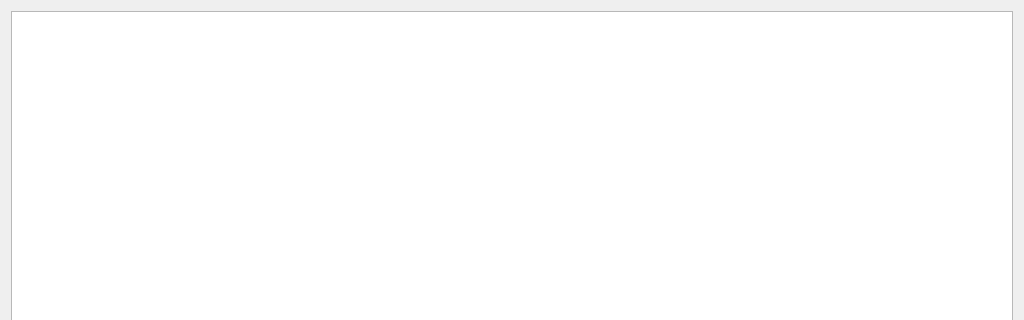
First picture: the form in renderedwindow.ui, repository Jamiroquai88/ITU, before the edit; both pictures show x 0 to 1024 and y 0 to 320 of the 1024 by 768 pixel window.
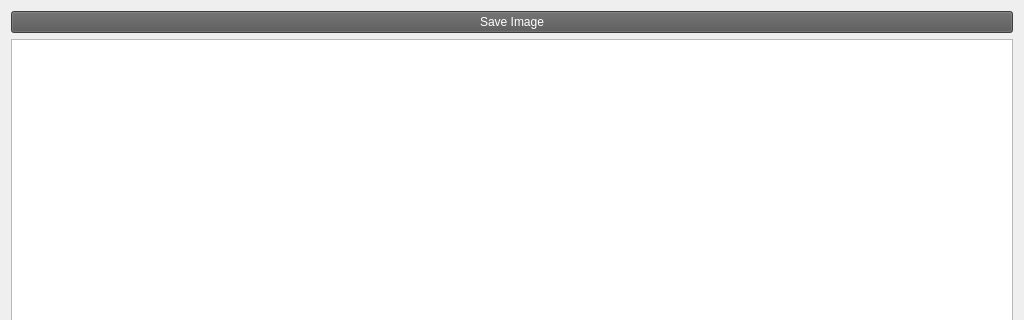
Second picture: the form after the edit.

Commit message: Added color picker, render functionality

Patch:
```diff
--- a/renderedwindow.ui
+++ b/renderedwindow.ui
@@ -16,6 +16,17 @@
   <layout class="QGridLayout" name="gridLayout">
    <item row="0" column="0">
     <layout class="QVBoxLayout" name="verticalLayout">
+     <item>
+      <widget class="QPushButton" name="pushButton">
+       <property name="styleSheet">
+        <string notr="true">color: rgb(255, 255, 255);
+background-color: rgb(86, 86, 86);</string>
+       </property>
+       <property name="text">
+        <string>Save Image</string>
+       </property>
+      </widget>
+     </item>
      <item>
       <widget class="QGraphicsView" name="graphicsView"/>
      </item>
```
The commit also changes 16 other files.
